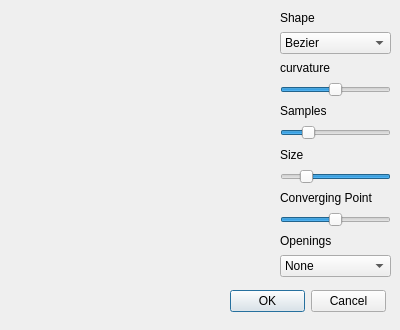
First picture: the form in forms/connectorpanel.ui, repository TopModLab/Unfolding, before the edit.
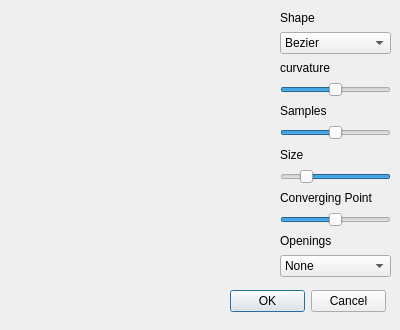
Second picture: the form after the edit.

Patch:
```diff
--- a/forms/connectorpanel.ui
+++ b/forms/connectorpanel.ui
@@ -88,7 +88,7 @@
        <number>1</number>
       </property>
       <property name="maximum">
-       <number>10</number>
+       <number>5</number>
       </property>
       <property name="sliderPosition">
        <number>3</number>
```
